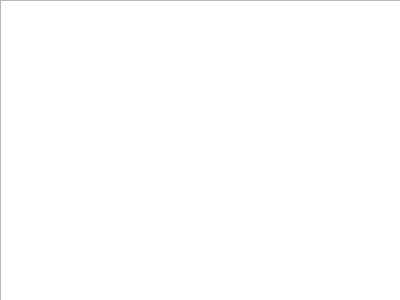
Before: the Qt Designer form viewcourses.ui in ahmedmgh67/coursetracking-cs2, drawn with Qt 5.
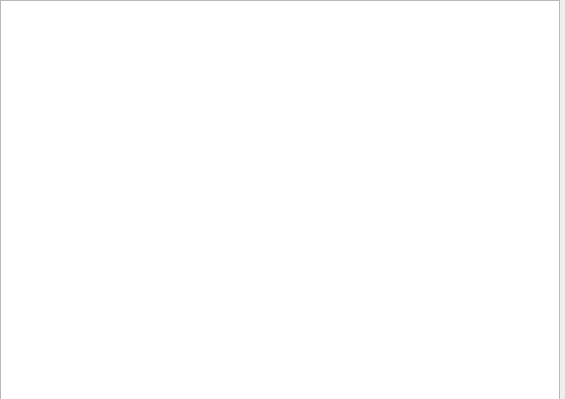
After: the same form once the commit is applied.

```diff
--- a/viewcourses.ui
+++ b/viewcourses.ui
@@ -6,8 +6,8 @@
    <rect>
     <x>0</x>
     <y>0</y>
-    <width>400</width>
-    <height>300</height>
+    <width>565</width>
+    <height>399</height>
    </rect>
   </property>
   <property name="windowTitle">
@@ -18,8 +18,8 @@
     <rect>
      <x>0</x>
      <y>0</y>
-     <width>401</width>
-     <height>301</height>
+     <width>560</width>
+     <height>401</height>
     </rect>
    </property>
   </widget>
```
Left out of the diff: 2 changed lines with no effect on the pictures.
